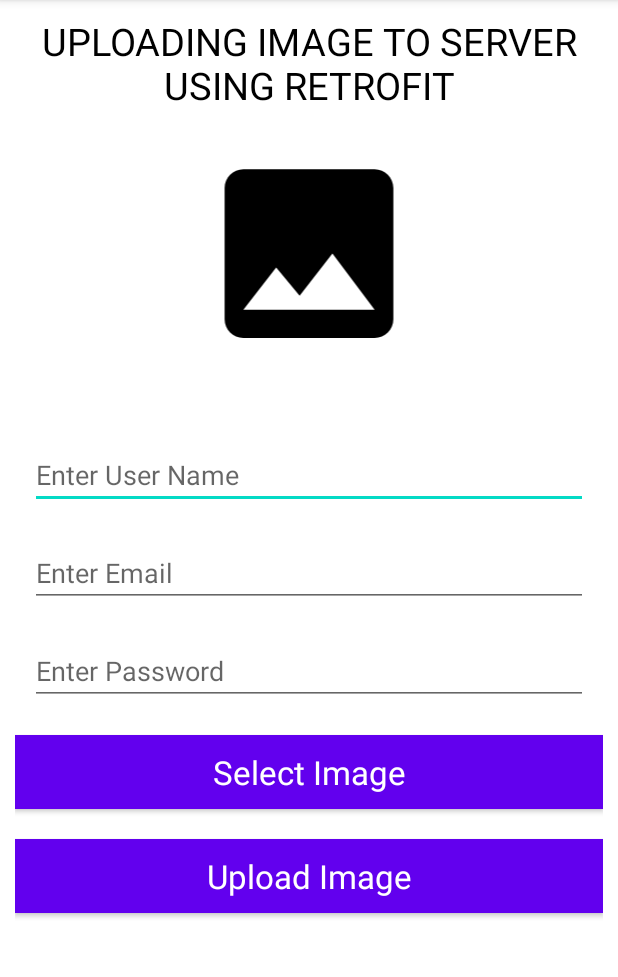
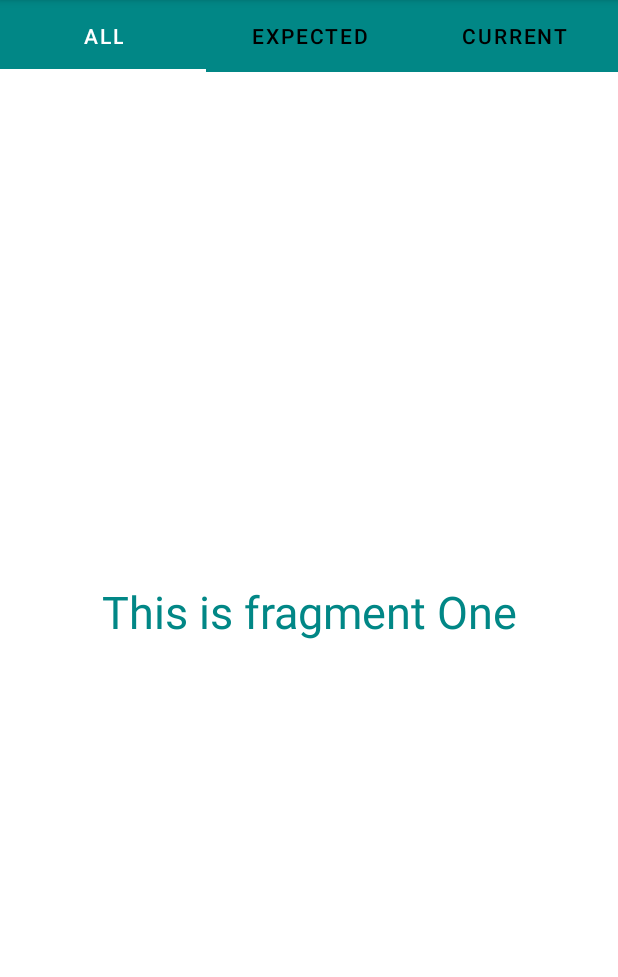
Before and after one commit to kuldeep23/Admin, an Android app: the screen it shows after launch (MainActivity before the commit, MytabDemoApp after it), on a phone screen of 412 x 824 dp, the part 84-1061 px from its top. Run offline under Robolectric (Android 15) with nearby library versions, the phone set to English and light mode, and no system bars.

Commit message:
Tab Layout

```diff
--- /dev/null
+++ b/app/src/main/java/com/example/admin/MytabDemoApp.java
@@ -0,0 +1,61 @@
+package com.example.admin;
+
+import androidx.appcompat.app.AppCompatActivity;
+import androidx.viewpager.widget.ViewPager;
+
+import android.os.Bundle;
+import android.widget.TableLayout;
+
+import com.google.android.material.tabs.TabItem;
+import com.google.android.material.tabs.TabLayout;
+
+public class MytabDemoApp extends AppCompatActivity {
+
+    TabLayout tabLayout;
+    TabItem tabItem1, tabItem2, tabItem3;
+    ViewPager viewPager;
+    PageAdapter pageAdapter;
+
+    @Override
+    protected void onCreate(Bundle savedInstanceState) {
+        super.onCreate(savedInstanceState);
+        setContentView(R.layout.activity_mytab_demo_app);
+
+        tabLayout = (TabLayout) findViewById(R.id.tablayout);
+        tabItem1 = (TabItem) findViewById(R.id.taball);
+        tabItem2 = (TabItem) findViewById(R.id.tabexpected);
+        tabItem3 = (TabItem) findViewById(R.id.tabcurrent);
+        viewPager = (ViewPager) findViewById(R.id.vpager);
+
+        pageAdapter = new PageAdapter(getSupportFragmentManager(),tabLayout.getTabCount());
+        viewPager.setAdapter(pageAdapter);
+        tabLayout.setOnTabSelectedListener(new TabLayout.OnTabSelectedListener() {
+            @Override
+            public void onTabSelected(TabLayout.Tab tab) {
+                viewPager.setCurrentItem(tab.getPosition());
+
+                if(tab.getPosition() ==0 || tab.getPosition() ==1 || tab.getPosition() ==2)
+                    pageAdapter.notifyDataSetChanged();
+            }
+
+            @Override
+            public void onTabUnselected(TabLayout.Tab tab) {
+
+            }
+
+            @Override
+            public void onTabReselected(TabLayout.Tab tab) {
+
+            }
+        });
+
+
+        viewPager.addOnPageChangeListener(new TabLayout.TabLayoutOnPageChangeListener(tabLayout));
+        //Listener for scroll or page change
+
+
+
+
+
+    }
+}
--- /dev/null
+++ b/app/src/main/java/com/example/admin/PageAdapter.java
@@ -0,0 +1,33 @@
+package com.example.admin;
+
+import androidx.annotation.NonNull;
+import androidx.fragment.app.Fragment;
+import androidx.fragment.app.FragmentManager;
+import androidx.fragment.app.FragmentPagerAdapter;
+
+public class PageAdapter extends FragmentPagerAdapter
+{
+    int tabcount;
+    public PageAdapter(@NonNull FragmentManager fm, int behavior) {
+        super(fm, behavior);
+        tabcount = behavior;
+    }
+
+    @NonNull
+    @Override
+    public Fragment getItem(int position) {
+        switch (position)
+        {
+            case 0 : return new Tab1();
+            case 1 : return new Tab2();
+            case 2 : return new Tab3();
+            default: return null;
+        }
+
+    }
+
+    @Override
+    public int getCount() {
+        return tabcount;
+    }
+}
--- /dev/null
+++ b/app/src/main/java/com/example/admin/Tab1.java
@@ -0,0 +1,64 @@
+package com.example.admin;
+
+import android.os.Bundle;
+
+import androidx.fragment.app.Fragment;
+
+import android.view.LayoutInflater;
+import android.view.View;
+import android.view.ViewGroup;
+
+/**
+ * A simple {@link Fragment} subclass.
+ * Use the {@link Tab1#newInstance} factory method to
+ * create an instance of this fragment.
+ */
+public class Tab1 extends Fragment {
+
+    // TODO: Rename parameter arguments, choose names that match
+    // the fragment initialization parameters, e.g. ARG_ITEM_NUMBER
+    private static final String ARG_PARAM1 = "param1";
+    private static final String ARG_PARAM2 = "param2";
+
+    // TODO: Rename and change types of parameters
+    private String mParam1;
+    private String mParam2;
+
+    public Tab1() {
+        // Required empty public constructor
+    }
+
+    /**
+     * Use this factory method to create a new instance of
+     * this fragment using the provided parameters.
+     *
+     * @param param1 Parameter 1.
+     * @param param2 Parameter 2.
+     * @return A new instance of fragment Tab1.
+     */
+    // TODO: Rename and change types and number of parameters
+    public static Tab1 newInstance(String param1, String param2) {
+        Tab1 fragment = new Tab1();
+        Bundle args = new Bundle();
+        args.putString(ARG_PARAM1, param1);
+        args.putString(ARG_PARAM2, param2);
+        fragment.setArguments(args);
+        return fragment;
+    }
+
+    @Override
+    public void onCreate(Bundle savedInstanceState) {
+        super.onCreate(savedInstanceState);
+        if (getArguments() != null) {
+            mParam1 = getArguments().getString(ARG_PARAM1);
+            mParam2 = getArguments().getString(ARG_PARAM2);
+        }
+    }
+
+    @Override
+    public View onCreateView(LayoutInflater inflater, ViewGroup container,
+                             Bundle savedInstanceState) {
+        // Inflate the layout for this fragment
+        return inflater.inflate(R.layout.fragment_tab1, container, false);
+    }
+}
--- /dev/null
+++ b/app/src/main/java/com/example/admin/Tab2.java
@@ -0,0 +1,64 @@
+package com.example.admin;
+
+import android.os.Bundle;
+
+import androidx.fragment.app.Fragment;
+
+import android.view.LayoutInflater;
+import android.view.View;
+import android.view.ViewGroup;
+
+/**
+ * A simple {@link Fragment} subclass.
+ * Use the {@link Tab2#newInstance} factory method to
+ * create an instance of this fragment.
+ */
+public class Tab2 extends Fragment {
+
+    // TODO: Rename parameter arguments, choose names that match
+    // the fragment initialization parameters, e.g. ARG_ITEM_NUMBER
+    private static final String ARG_PARAM1 = "param1";
+    private static final String ARG_PARAM2 = "param2";
+
+    // TODO: Rename and change types of parameters
+    private String mParam1;
+    private String mParam2;
+
+    public Tab2() {
+        // Required empty public constructor
+    }
+
+    /**
+     * Use this factory method to create a new instance of
+     * this fragment using the provided parameters.
+     *
+     * @param param1 Parameter 1.
+     * @param param2 Parameter 2.
+     * @return A new instance of fragment Tab2.
+     */
+    // TODO: Rename and change types and number of parameters
+    public static Tab2 newInstance(String param1, String param2) {
+        Tab2 fragment = new Tab2();
+        Bundle args = new Bundle();
+        args.putString(ARG_PARAM1, param1);
+        args.putString(ARG_PARAM2, param2);
+        fragment.setArguments(args);
+        return fragment;
+    }
+
+    @Override
+    public void onCreate(Bundle savedInstanceState) {
+        super.onCreate(savedInstanceState);
+        if (getArguments() != null) {
+            mParam1 = getArguments().getString(ARG_PARAM1);
+            mParam2 = getArguments().getString(ARG_PARAM2);
+        }
+    }
+
+    @Override
+    public View onCreateView(LayoutInflater inflater, ViewGroup container,
+                             Bundle savedInstanceState) {
+        // Inflate the layout for this fragment
+        return inflater.inflate(R.layout.fragment_tab2, container, false);
+    }
+}
--- a/app/src/main/res/layout/activity_main.xml
+++ b/app/src/main/res/layout/activity_main.xml
@@ -100,7 +100,6 @@
                 android:layout_height="wrap_content"
                 android:layout_marginTop="15dp"
                 android:gravity="center"
-                android:text="Sussess!"
                 android:textColor="#000"
                 android:textSize="20sp" />
         </LinearLayout>
--- /dev/null
+++ b/app/src/main/res/layout/activity_mytab_demo_app.xml
@@ -0,0 +1,42 @@
+<?xml version="1.0" encoding="utf-8"?>
+<LinearLayout xmlns:android="http://schemas.android.com/apk/res/android"
+    xmlns:app="http://schemas.android.com/apk/res-auto"
+    xmlns:tools="http://schemas.android.com/tools"
+    android:layout_width="match_parent"
+    android:layout_height="match_parent"
+    tools:context=".MytabDemoApp"
+    android:orientation="vertical">
+
+    <com.google.android.material.tabs.TabLayout
+        android:layout_width="match_parent"
+        android:layout_height="wrap_content"
+        android:background="@color/teal_700"
+        android:id="@+id/tablayout"
+        app:tabTextColor="@color/black"
+        app:tabSelectedTextColor="@color/white"
+        app:tabIndicatorColor="@color/white">
+
+        <com.google.android.material.tabs.TabItem
+            android:layout_width="wrap_content"
+            android:layout_height="wrap_content"
+            android:text="All"
+            android:id="@+id/taball"/>
+
+        <com.google.android.material.tabs.TabItem
+            android:layout_width="wrap_content"
+            android:layout_height="wrap_content"
+            android:text="Expected"
+            android:id="@+id/tabexpected"/>
+
+        <com.google.android.material.tabs.TabItem
+            android:layout_width="wrap_content"
+            android:layout_height="wrap_content"
+            android:text="Current"
+            android:id="@+id/tabcurrent"/>
+    </com.google.android.material.tabs.TabLayout>
+
+    <androidx.viewpager.widget.ViewPager
+        android:layout_width="match_parent"
+        android:layout_height="match_parent"
+        android:id="@+id/vpager"/>
+</LinearLayout>
--- /dev/null
+++ b/app/src/main/res/layout/fragment_tab1.xml
@@ -0,0 +1,17 @@
+<?xml version="1.0" encoding="utf-8"?>
+<FrameLayout xmlns:android="http://schemas.android.com/apk/res/android"
+    xmlns:tools="http://schemas.android.com/tools"
+    android:layout_width="match_parent"
+    android:layout_height="match_parent"
+    tools:context=".Tab1">
+
+    <!-- TODO: Update blank fragment layout -->
+    <TextView
+        android:layout_width="match_parent"
+        android:layout_height="match_parent"
+        android:text="This is fragment One"
+        android:gravity="center"
+        android:textSize="30dp"
+        android:textColor="@color/teal_700"/>
+
+</FrameLayout>
--- a/app/src/main/res/values/strings.xml
+++ b/app/src/main/res/values/strings.xml
@@ -1,3 +1,5 @@
 <resources>
     <string name="app_name">Admin</string>
+    <!-- TODO: Remove or change this placeholder text -->
+    <string name="hello_blank_fragment">Hello blank fragment</string>
 </resources>
```
Also changed, not shown: app/src/main/AndroidManifest.xml (+10 -3 lines), app/src/main/java/com/example/admin/MainActivity.java (+4 -5 lines), app/src/main/java/com/example/admin/Tab3.java (added, +64 -0 lines), app/src/main/res/layout/fragment_tab2.xml (added, +17 -0 lines), app/src/main/res/layout/fragment_tab3.xml (added, +17 -0 lines).
